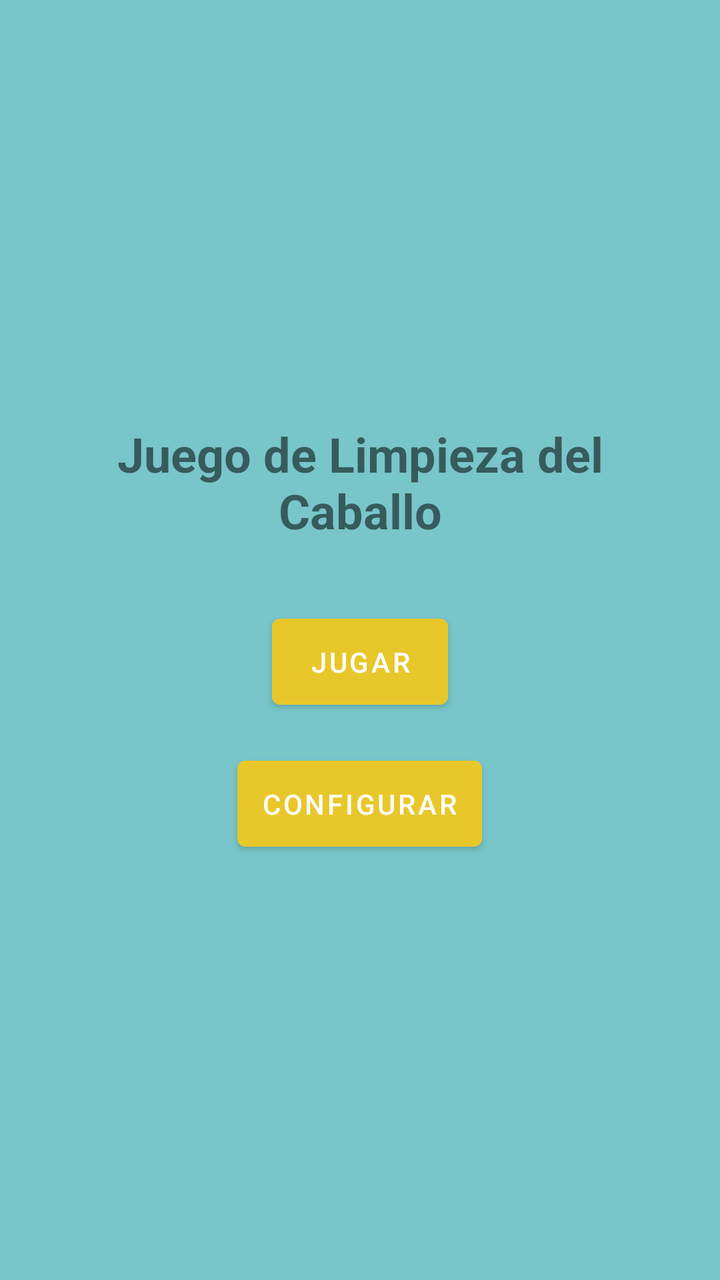
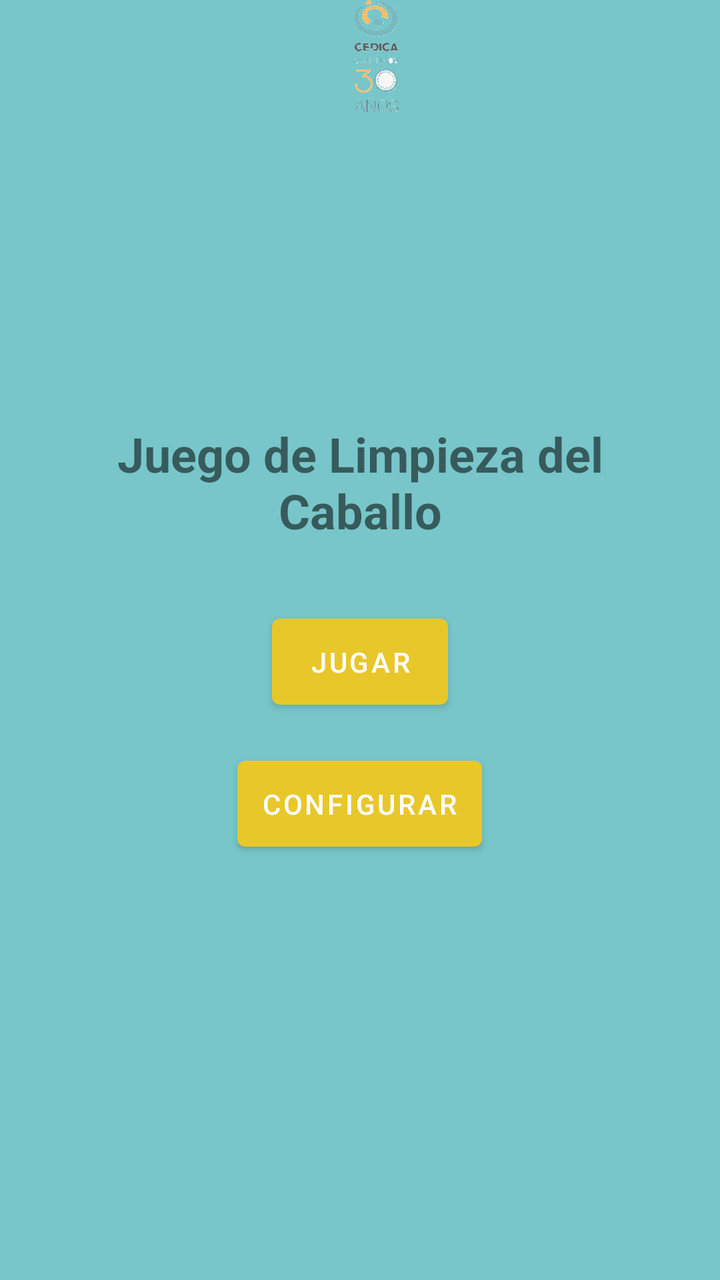

The first picture is an Android layout as it rendered before a commit; the second is the same layout after the commit. The layout source and the unified diff follow.
<!-- AndroidManifest.xml: activity theme Theme.AprendamosALimpiar -->
<!-- res/layout/activity_menu.xml -->
<?xml version="1.0" encoding="utf-8"?>
<androidx.constraintlayout.widget.ConstraintLayout xmlns:android="http://schemas.android.com/apk/res/android"
    xmlns:app="http://schemas.android.com/apk/res-auto"
    xmlns:tools="http://schemas.android.com/tools"
    android:id="@+id/main"
    android:layout_width="match_parent"
    android:layout_height="match_parent"
    tools:context=".viewmodels.MenuActivity">



    <LinearLayout
        xmlns:tools="http://schemas.android.com/tools"
        android:layout_width="match_parent"
        android:layout_height="match_parent"
        android:orientation="vertical"
        android:gravity="center"
        android:padding="16dp"
        tools:context=".viewmodels.MenuActivity">

        <TextView
            android:id="@+id/txtTitulo"
            android:layout_width="wrap_content"
            android:layout_height="wrap_content"
            android:text="Juego de Limpieza del Caballo"
            android:textSize="24sp"
            android:textStyle="bold"
            android:gravity="center"
            android:paddingBottom="32dp"/>

        <Button
            android:id="@+id/btnJugar"
            android:layout_width="wrap_content"
            android:layout_height="wrap_content"
            android:text="Jugar"
            android:padding="12dp"/>

        <Button
            android:id="@+id/btnConfigurar"
            android:layout_width="wrap_content"
            android:layout_height="wrap_content"
            android:text="Configurar"
            android:padding="12dp"
            android:layout_marginTop="16dp"/>

    </LinearLayout>


</androidx.constraintlayout.widget.ConstraintLayout>
<!-- resources referenced by this layout -->
<resources>
  <style name="Theme.AprendamosALimpiar" parent="Theme.MaterialComponents.DayNight.DarkActionBar">
          
          <item name="android:windowBackground">#78C6C9</item>
  
          
          <item name="android:textColorPrimary">#000000</item>
  
          
          <item name="colorPrimary">#E8C72A</item>
          <item name="colorPrimaryVariant">#D4B220</item>
  
          
          <item name="android:colorBackground">#D3D3D3</item>
  
  
      </style>
</resources>

<!-- the commit's change to res/layout/activity_menu.xml (unified diff, before → after) -->
@@ -5,9 +5,9 @@
     android:id="@+id/main"
     android:layout_width="match_parent"
     android:layout_height="match_parent"
-    tools:context=".viewmodels.MenuActivity">
+    tools:context=".ui.activities.MenuActivity">
 
-
+    <include layout="@layout/toolbar"/>
 
     <LinearLayout
         xmlns:tools="http://schemas.android.com/tools"
@@ -16,7 +16,7 @@
         android:orientation="vertical"
         android:gravity="center"
         android:padding="16dp"
-        tools:context=".viewmodels.MenuActivity">
+        tools:context=".ui.activities.MenuActivity">
 
         <TextView
             android:id="@+id/txtTitulo"
@@ -47,3 +47,20 @@
 
 
 </androidx.constraintlayout.widget.ConstraintLayout>
+<!-- res/layout/toolbar.xml (included above) -->
+<?xml version="1.0" encoding="utf-8"?>
+<androidx.appcompat.widget.Toolbar xmlns:android="http://schemas.android.com/apk/res/android"
+    android:id="@+id/toolbar"
+    android:layout_width="match_parent"
+    android:layout_height="?attr/actionBarSize"
+    android:theme="@style/ThemeOverlay.AppCompat.Dark.ActionBar"
+    android:popupTheme="@style/ThemeOverlay.AppCompat.Light">
+
+    <ImageView
+        android:layout_width="match_parent"
+        android:layout_height="match_parent"
+        android:src="@drawable/logo2"
+        android:contentDescription="@string/logo"
+       />
+
+</androidx.appcompat.widget.Toolbar>
<!-- resource entries referenced after the edit -->
@@ -1,8 +1,13 @@
 <!-- resources referenced by this layout -->
 <resources>
+  <!-- drawable logo2: png bitmap (drawable, 446118 bytes) -->
+  <string name="logo">logo</string>
   <style name="Theme.AprendamosALimpiar" parent="Theme.MaterialComponents.DayNight.DarkActionBar">
           
           <item name="android:windowBackground">#78C6C9</item>
+  
+          <item name="windowActionBar">false</item>
+          <item name="windowNoTitle">true</item>
   
           
           <item name="android:textColorPrimary">#000000</item>
